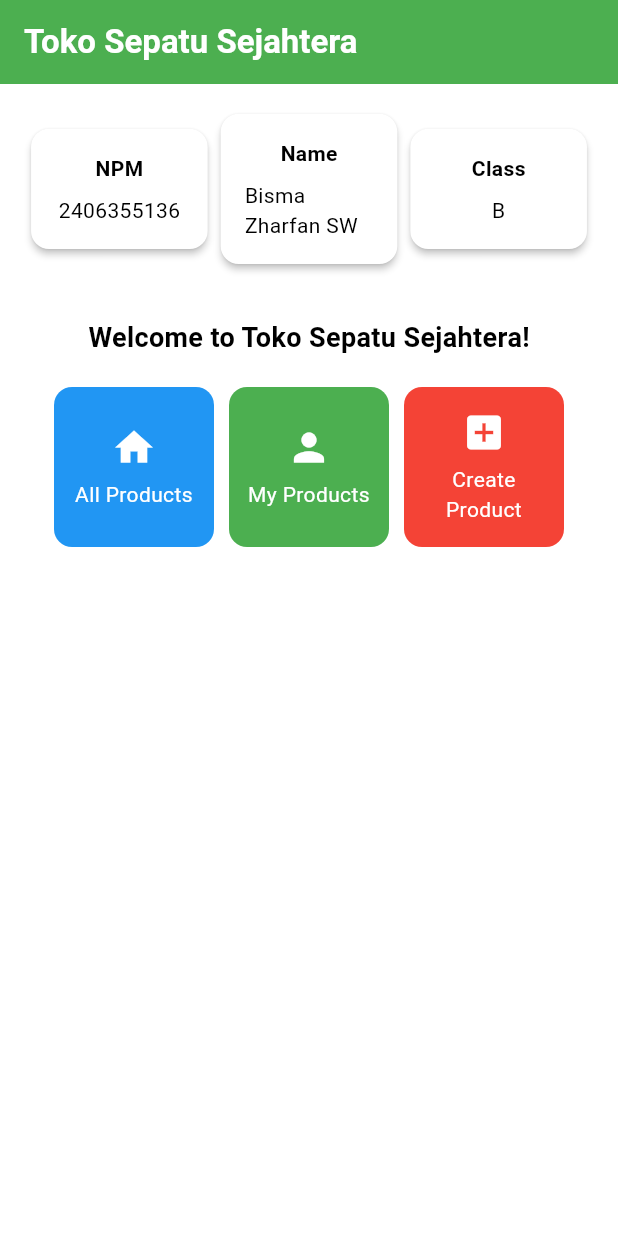
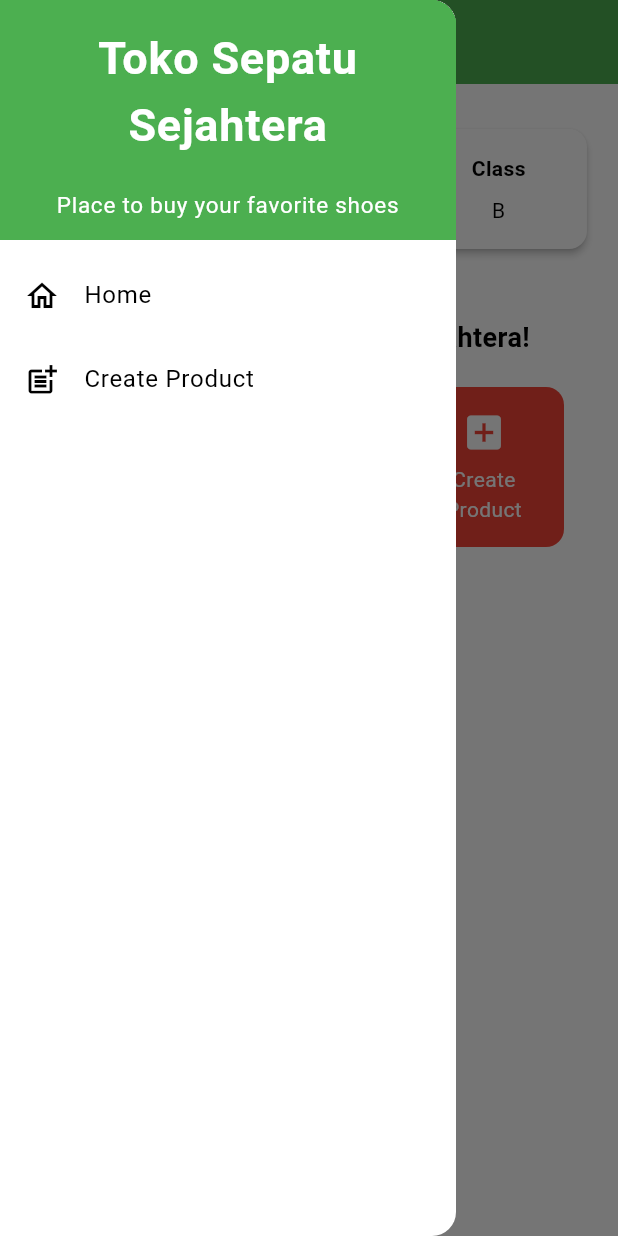
Before and after one commit to satriobismaa/toko-sepatu-sejahtera-mobile, a Flutter app: the screen it shows after launch, with the side drawer open (before the commit the screen has no drawer), on a phone screen of 412 x 824 dp. Run offline on Flutter 3.47's test engine with Material 3 defaults, Android fonts, the phone set to English and light mode, and no system bars.

Commit message:
Menyelesaikan tugas 8

```diff
--- a/lib/main.dart
+++ b/lib/main.dart
@@ -1,5 +1,5 @@
 import 'package:flutter/material.dart';
-import 'package:toko_sepatu_sejahtera/menu.dart';
+import 'package:toko_sepatu_sejahtera/screens/menu.dart';
 
 void main() {
   runApp(const MyApp());
@@ -12,7 +12,7 @@
   @override
   Widget build(BuildContext context) {
     return MaterialApp(
-      title: 'Flutter Demo',
+      title: 'Toko Sepatu Sejahtera',
       theme: ThemeData(
           colorScheme: ColorScheme.fromSwatch(primarySwatch: Colors.green).copyWith(secondary: Colors.green),
       ),
--- a/lib/menu.dart
+++ b/lib/screens/menu.dart
@@ -1,4 +1,6 @@
 import 'package:flutter/material.dart';
+import 'package:toko_sepatu_sejahtera/widgets/left_drawer.dart';
+import 'package:toko_sepatu_sejahtera/widgets/product_card.dart';
 
 class MyHomePage extends StatelessWidget {
   MyHomePage({super.key});
@@ -12,8 +14,8 @@
     ItemHomepage("Create Product", Icons.add_box, Colors.red),
   ];
 
-    @override
-    Widget build(BuildContext context) {
+  @override
+  Widget build(BuildContext context) {
     // Scaffold menyediakan struktur dasar halaman dengan AppBar dan body.
     return Scaffold(
       // AppBar adalah bagian atas halaman yang menampilkan judul.
@@ -88,6 +90,7 @@
           ],
         ),
       ),
+      drawer: LeftDrawer(),
     );
   }
 }
@@ -132,57 +135,3 @@
 
   ItemHomepage(this.name, this.icon, this.color);
 }
-
-class ItemCard extends StatelessWidget {
-  // Menampilkan kartu dengan ikon dan nama.
-
-  final ItemHomepage item;
-
-  const ItemCard(this.item, {super.key});
-
-  @override
-  Widget build(BuildContext context) {
-    return Material(
-      // Menentukan warna latar belakang dari tema aplikasi.
-      color: item.color,
-      // Membuat sudut kartu melengkung.
-      borderRadius: BorderRadius.circular(12),
-
-      child: InkWell(
-        // Aksi ketika kartu ditekan.
-        onTap: () {
-          // Menampilkan pesan SnackBar saat kartu ditekan.
-          ScaffoldMessenger.of(context)
-            ..hideCurrentSnackBar()
-            ..showSnackBar(
-              SnackBar(content: Text("Kamu telah menekan tombol ${item.name}!"))
-            );
-        },
-        // Container untuk menyimpan Icon dan Text
-        child: Container(
-          padding: const EdgeInsets.all(8),
-          child: Center(
-            child: Column(
-              // Menyusun ikon dan teks di tengah kartu.
-              mainAxisAlignment: MainAxisAlignment.center,
-              children: [
-                Icon(
-                  item.icon,
-                  color: Colors.white,
-                  size: 30.0,
-                ),
-                const Padding(padding: EdgeInsets.all(3)),
-                Text(
-                  item.name,
-                  textAlign: TextAlign.center,
-                  style: const TextStyle(color: Colors.white),
-                ),
-              ],
-            ),
-          ),
-        ),
-      ),
-    );
-  }
-
-}
--- /dev/null
+++ b/lib/widgets/left_drawer.dart
@@ -0,0 +1,69 @@
+import 'package:flutter/material.dart';
+import 'package:toko_sepatu_sejahtera/screens/menu.dart';
+import 'package:toko_sepatu_sejahtera/screens/productlist_form.dart';
+
+class LeftDrawer extends StatelessWidget {
+  const LeftDrawer({super.key});
+
+  @override
+  Widget build(BuildContext context) {
+    return Drawer(
+      child: ListView(
+        children: [
+          const DrawerHeader(
+            // TODO: Bagian drawer header
+            decoration: BoxDecoration(
+              color: Colors.green,
+            ),
+            child: Column(
+              children: [
+                Text(
+                  'Toko Sepatu Sejahtera',
+                  textAlign: TextAlign.center,
+                  style: TextStyle(
+                    fontSize: 30,
+                    fontWeight: FontWeight.bold,
+                    color: Colors.white,
+                  ),
+                ),
+                Padding(padding: EdgeInsets.all(10)),
+                Text("Place to buy your favorite shoes",
+                    textAlign: TextAlign.center,
+                    style: TextStyle(
+                      fontSize: 15,
+                      color: Colors.white,
+                      fontWeight: FontWeight.normal,
+                    )),
+              ],
+            ),
+          ),
+          // TODO: Bagian routing
+          ListTile(
+            leading: const Icon(Icons.home_outlined),
+            title: const Text('Home'),
+            // Bagian redirection ke MyHomePage
+            onTap: () {
+              Navigator.pushReplacement(
+                  context,
+                  MaterialPageRoute(
+                    builder: (context) => MyHomePage(),
+                  ));
+            },
+          ),
+          ListTile(
+            leading: const Icon(Icons.post_add),
+            title: const Text('Create Product'),
+            // Bagian redirection ke NewsFormPage
+            onTap: () {
+              Navigator.pushReplacement(
+                  context,
+                  MaterialPageRoute(
+                    builder: (context) => ProductFormPage(),
+                  ));
+            },
+          ),
+        ],
+      ),
+    );
+  }
+}
--- /dev/null
+++ b/lib/widgets/product_card.dart
@@ -0,0 +1,67 @@
+import 'package:flutter/material.dart';
+import 'package:toko_sepatu_sejahtera/screens/menu.dart';
+import 'package:toko_sepatu_sejahtera/screens/productlist_form.dart';
+
+class ItemCard extends StatelessWidget {
+  // Menampilkan kartu dengan ikon dan nama.
+
+  final ItemHomepage item;
+
+  const ItemCard(this.item, {super.key});
+
+  @override
+  Widget build(BuildContext context) {
+    return Material(
+      // Menentukan warna latar belakang dari tema aplikasi.
+      color: item.color,
+      // Membuat sudut kartu melengkung.
+      borderRadius: BorderRadius.circular(12),
+
+      child: InkWell(
+        // Aksi ketika kartu ditekan.
+        onTap: () {
+          // Navigasi ke halaman sesuai nama item
+          if (item.name == "Create Product") {
+            Navigator.pushReplacement(
+              context,
+              MaterialPageRoute(
+                builder: (context) => ProductFormPage(),
+              ),
+            );
+          }
+          // Menampilkan pesan SnackBar saat kartu ditekan.
+          ScaffoldMessenger.of(context)
+            ..hideCurrentSnackBar()
+            ..showSnackBar(
+              SnackBar(content: Text("Kamu telah menekan tombol ${item.name}!"))
+            );
+
+        },
+        // Container untuk menyimpan Icon dan Text
+        child: Container(
+          padding: const EdgeInsets.all(8),
+          child: Center(
+            child: Column(
+              // Menyusun ikon dan teks di tengah kartu.
+              mainAxisAlignment: MainAxisAlignment.center,
+              children: [
+                Icon(
+                  item.icon,
+                  color: Colors.white,
+                  size: 30.0,
+                ),
+                const Padding(padding: EdgeInsets.all(3)),
+                Text(
+                  item.name,
+                  textAlign: TextAlign.center,
+                  style: const TextStyle(color: Colors.white),
+                ),
+              ],
+            ),
+          ),
+        ),
+      ),
+    );
+  }
+
+}
```
Also changed, not shown: lib/screens/productlist_form.dart (added, +305 -0 lines), 1 other file.
